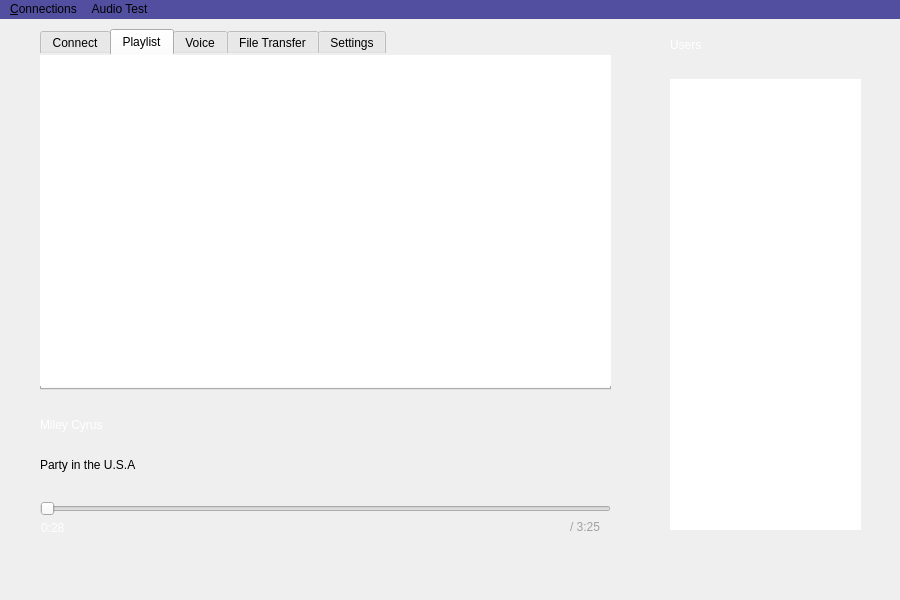
Above: Source/Client/mainwindow.ui from imoongom/commaudio before the change. Below: the same form after it.
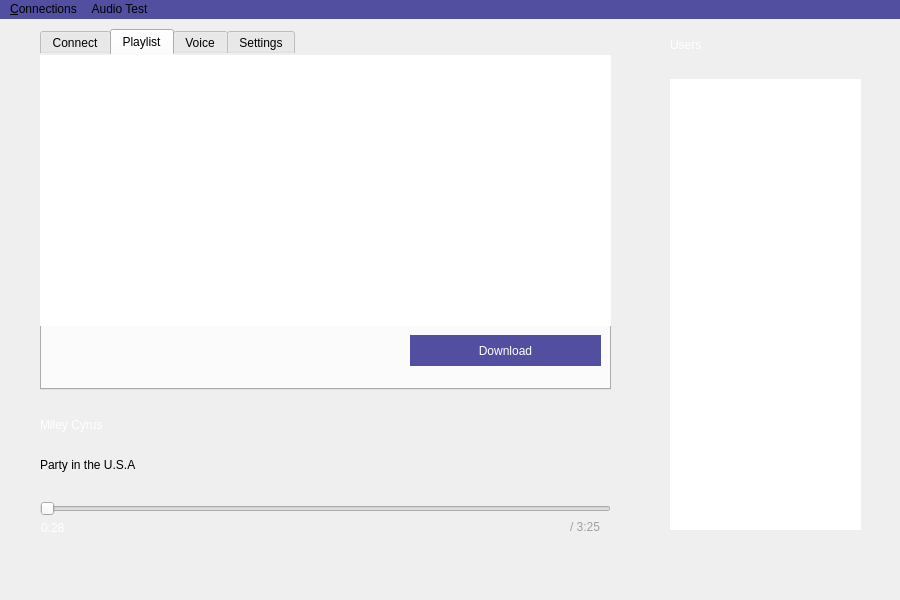
That is the form after the change. The open tabs and pages were chosen to show the change.

Diff of the .ui file:
```diff
--- a/Source/Client/mainwindow.ui
+++ b/Source/Client/mainwindow.ui
@@ -186,13 +186,30 @@
         <x>0</x>
         <y>0</y>
         <width>571</width>
-        <height>331</height>
+        <height>271</height>
        </rect>
       </property>
       <property name="styleSheet">
        <string notr="true">border: 0;</string>
       </property>
      </widget>
+     <widget class="QPushButton" name="pushButton">
+      <property name="geometry">
+       <rect>
+        <x>370</x>
+        <y>280</y>
+        <width>191</width>
+        <height>31</height>
+       </rect>
+      </property>
+      <property name="styleSheet">
+       <string notr="true">background-color: #524FA1;
+color: white;</string>
+      </property>
+      <property name="text">
+       <string>Download</string>
+      </property>
+     </widget>
     </widget>
     <widget class="QWidget" name="tab_4">
      <attribute name="title">
@@ -216,11 +233,6 @@
       </property>
      </widget>
     </widget>
-    <widget class="QWidget" name="tab_5">
-     <attribute name="title">
-      <string>File Transfer</string>
-     </attribute>
-    </widget>
     <widget class="QWidget" name="tab_2">
      <attribute name="title">
       <string>Settings</string>
```
Left out of the diff: 7 changed lines with no effect on the pictures.
